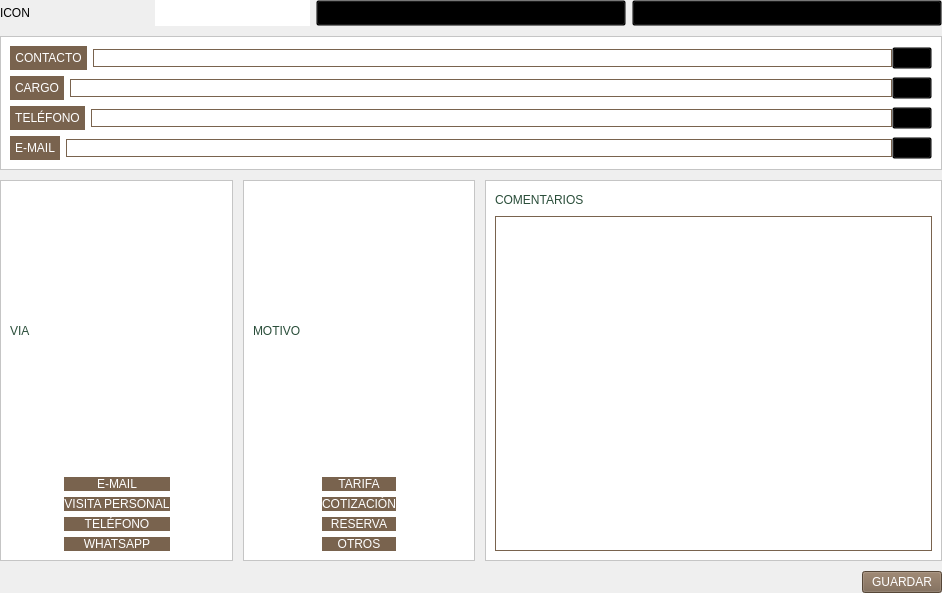
Above: page_1.ui from altitude-solutions/Camino_Real_Desktop before the change. Below: the same form after it.
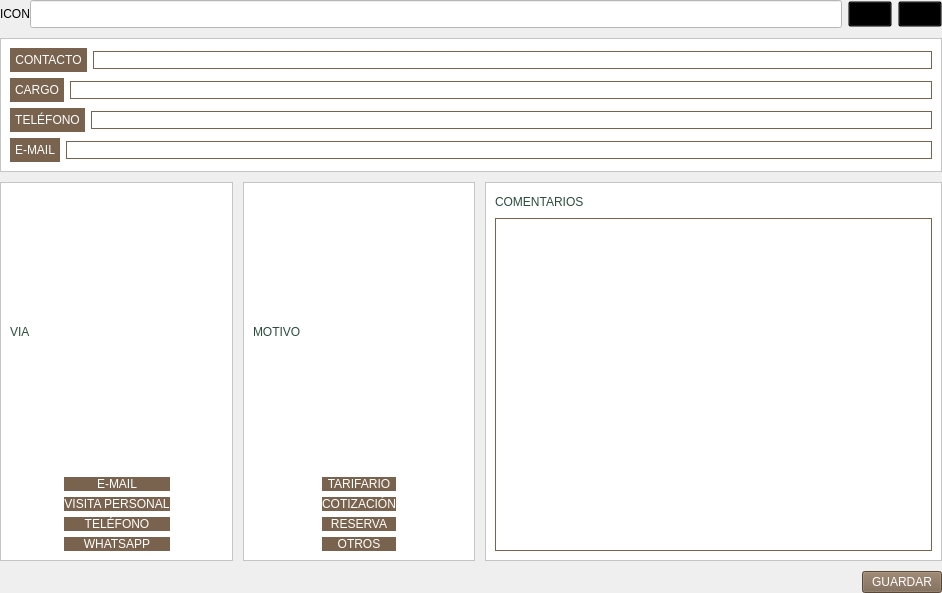
That is the form after the change.

Diff of the .ui file:
```diff
--- a/page_1.ui
+++ b/page_1.ui
@@ -55,17 +55,15 @@
         </widget>
        </item>
        <item>
-        <widget class="QLabel" name="label_3">
+        <widget class="QLineEdit" name="lineEdit">
          <property name="styleSheet">
-          <string notr="true">background-color:white;
-min-height:2.5em;
-max-height:2.5em;
+          <string notr="true">font: 12pt &quot;MS Shell Dlg 2&quot;;
+background-color:white;
+min-height:1.8em;
+max-height:1.8em;
 padding:5px;
 color: #294D39;</string>
          </property>
-         <property name="text">
-          <string/>
-         </property>
         </widget>
        </item>
       </layout>
@@ -141,7 +139,10 @@
            <number>0</number>
           </property>
           <item>
-           <widget class="QLineEdit" name="password">
+           <widget class="QLineEdit" name="contacto">
+            <property name="enabled">
+             <bool>false</bool>
+            </property>
             <property name="styleSheet">
              <string notr="true">min-height:2.5em;
 max-height:2.5em;
@@ -151,17 +152,6 @@
             </property>
            </widget>
           </item>
-          <item>
-           <widget class="QPushButton" name="icon_pen_1">
-            <property name="styleSheet">
-             <string notr="true">background-color:transparent;
-max-width:3em;</string>
-            </property>
-            <property name="text">
-             <string/>
-            </property>
-           </widget>
-          </item>
          </layout>
         </item>
        </layout>
@@ -193,7 +183,10 @@
            <number>0</number>
           </property>
           <item>
-           <widget class="QLineEdit" name="password_2">
+           <widget class="QLineEdit" name="cargo">
+            <property name="enabled">
+             <bool>false</bool>
+            </property>
             <property name="styleSheet">
              <string notr="true">min-height:2.5em;
 max-height:2.5em;
@@ -203,17 +196,6 @@
             </property>
            </widget>
           </item>
-          <item>
-           <widget class="QPushButton" name="icon_pen_2">
-            <property name="styleSheet">
-             <string notr="true">background-color:transparent;
-max-width:3em;</string>
-            </property>
-            <property name="text">
-             <string/>
-            </property>
-           </widget>
-          </item>
          </layout>
         </item>
        </layout>
@@ -245,7 +227,10 @@
            <number>0</number>
           </property>
           <item>
-           <widget class="QLineEdit" name="password_3">
+           <widget class="QLineEdit" name="telefono">
+            <property name="enabled">
+             <bool>false</bool>
+            </property>
             <property name="styleSheet">
              <string notr="true">min-height:2.5em;
 max-height:2.5em;
@@ -255,17 +240,6 @@
             </property>
            </widget>
           </item>
-          <item>
-           <widget class="QPushButton" name="icon_pen_3">
-            <property name="styleSheet">
-             <string notr="true">background-color:transparent;
-max-width:3em;</string>
-            </property>
-            <property name="text">
-             <string/>
-            </property>
-           </widget>
-          </item>
          </layout>
         </item>
        </layout>
@@ -297,7 +271,10 @@
            <number>0</number>
           </property>
           <item>
-           <widget class="QLineEdit" name="password_4">
+           <widget class="QLineEdit" name="mail">
+            <property name="enabled">
+             <bool>false</bool>
+            </property>
             <property name="styleSheet">
              <string notr="true">min-height:2.5em;
 max-height:2.5em;
@@ -307,17 +284,6 @@
             </property>
            </widget>
           </item>
-          <item>
-           <widget class="QPushButton" name="icon_pen_4">
-            <property name="styleSheet">
-             <string notr="true">background-color:transparent;
-max-width:3em;</string>
-            </property>
-            <property name="text">
-             <string/>
-            </property>
-           </widget>
-          </item>
          </layout>
         </item>
        </layout>
@@ -545,7 +511,7 @@
 max-height:2.5em;</string>
               </property>
               <property name="text">
-               <string>TARIFA</string>
+               <string>TARIFARIO</string>
               </property>
              </widget>
             </item>
```
